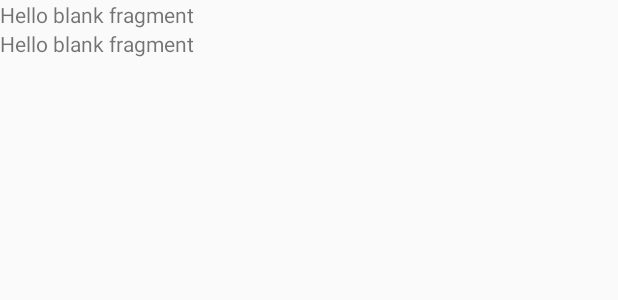
After one commit to ankitkesarwani/popular-movies-stage-1, an Android app: the layout fragment_details.xml on its own in the app's theme, with its tools: preview values and no code run, on a phone screen of 412 x 824 dp. The commit adds this screen. Shown: the top 300 px of the screen. Run offline under Robolectric (Android 15) with nearby library versions, the phone set to English and light mode, and no system bars.

Commit message:
Add placeholder details view

```diff
--- /dev/null
+++ b/app/src/main/res/layout/fragment_details.xml
@@ -0,0 +1,25 @@
+<FrameLayout xmlns:android="http://schemas.android.com/apk/res/android"
+    xmlns:tools="http://schemas.android.com/tools"
+    android:layout_width="match_parent"
+    android:layout_height="match_parent"
+    tools:context="com.henriquenfaria.popularmovies.DetailsFragment">
+
+    <!-- TODO: Temporary layout just for testing -->
+    <LinearLayout
+        android:layout_width="match_parent"
+        android:layout_height="match_parent"
+        android:orientation="vertical">
+
+        <TextView
+            android:id="@+id/text_1"
+            android:layout_width="wrap_content"
+            android:layout_height="wrap_content"
+            android:text="@string/hello_blank_fragment" />
+
+        <TextView
+            android:id="@+id/text_2"
+            android:layout_width="wrap_content"
+            android:layout_height="wrap_content"
+            android:text="@string/hello_blank_fragment" />
+    </LinearLayout>
+</FrameLayout>
--- a/app/src/main/res/values/strings.xml
+++ b/app/src/main/res/values/strings.xml
@@ -9,4 +9,7 @@
     <string name="pref_sort_order_key" translatable="false">sort_order</string>
     <string name="pref_popular_value" translatable="false">popular_value</string>
     <string name="pref_top_rated_value" translatable="false">top_rated_value</string>
+
+    <!-- TODO: Remove or change this placeholder text -->
+    <string name="hello_blank_fragment">Hello blank fragment</string>
 </resources>
```
Also changed, not shown: app/src/main/java/com/henriquenfaria/popularmovies/DetailsFragment.java (added, +57 -0 lines), app/src/main/java/com/henriquenfaria/popularmovies/MainActivity.java (+10 -8 lines), app/src/main/java/com/henriquenfaria/popularmovies/Movie.java (+32 -1 lines), app/src/main/java/com/henriquenfaria/popularmovies/MoviesFragment.java (+23 -2 lines), app/src/main/java/com/henriquenfaria/popularmovies/MoviesRecyclerViewAdapter.java (+1 -7 lines), app/src/main/res/menu/movies_list_menu.xml (renamed from app/src/main/res/menu/main_menu.xml).
